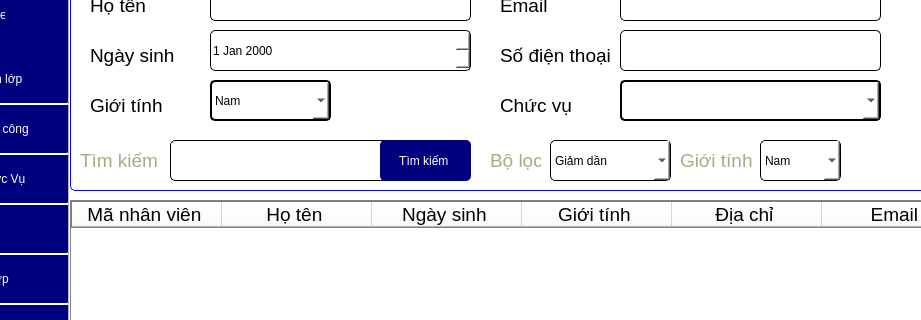
The window that GUI/TrangChu.ui (phuthuy44/Student--py) describes before a commit, drawn with Qt 5; both pictures show x 132 to 1053 and y 136 to 456 of the 1419 by 781 pixel window.
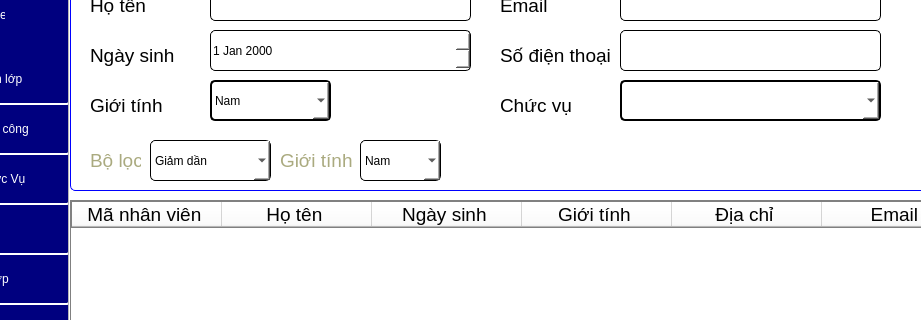
The same window after the commit.

Diff of the .ui file:
```diff
--- a/GUI/TrangChu.ui
+++ b/GUI/TrangChu.ui
@@ -3890,54 +3890,10 @@
 border:1px solid black;</string>
          </property>
         </widget>
-        <widget class="QLineEdit" name="lineEdit_40">
-         <property name="geometry">
-          <rect>
-           <x>100</x>
-           <y>250</y>
-           <width>231</width>
-           <height>41</height>
-          </rect>
-         </property>
-         <property name="styleSheet">
-          <string notr="true">QLineEdit{
-font: 16pt &quot;Tahoma&quot;;
-border-radius:5px;
-border: 1px solid black;
-}</string>
-         </property>
-        </widget>
-        <widget class="QPushButton" name="pushButton_45">
-         <property name="geometry">
-          <rect>
-           <x>310</x>
-           <y>250</y>
-           <width>91</width>
-           <height>41</height>
-          </rect>
-         </property>
-         <property name="styleSheet">
-          <string notr="true">QPushButton{
-background-color: rgb(0, 0, 127);
-color:white;
-	font: 14pt &quot;Tahoma&quot;;
-border-radius:5px;
-}
-QPushButton:hover{
-border:0.5px solid black;
-	background-color: yellow;
-color:black;
-	
-}</string>
-         </property>
-         <property name="text">
-          <string>Tìm kiếm </string>
-         </property>
-        </widget>
         <widget class="QComboBox" name="cboxSortNV">
          <property name="geometry">
           <rect>
-           <x>480</x>
+           <x>80</x>
            <y>250</y>
            <width>121</width>
            <height>41</height>
@@ -3962,32 +3918,10 @@
           </property>
          </item>
         </widget>
-        <widget class="QLabel" name="label_79">
-         <property name="geometry">
-          <rect>
-           <x>10</x>
-           <y>250</y>
-           <width>81</width>
-           <height>41</height>
-          </rect>
-         </property>
-         <property name="font">
-          <font>
-           <family>Tahoma</family>
-           <pointsize>14</pointsize>
-          </font>
-         </property>
-         <property name="styleSheet">
-          <string notr="true">color: rgb(170, 170, 127);</string>
-         </property>
-         <property name="text">
-          <string>Tìm kiếm </string>
-         </property>
-        </widget>
         <widget class="QLabel" name="label_80">
          <property name="geometry">
           <rect>
-           <x>420</x>
+           <x>20</x>
            <y>250</y>
            <width>51</width>
            <height>41</height>
@@ -4074,7 +4008,7 @@
         <widget class="QLabel" name="label_91">
          <property name="geometry">
           <rect>
-           <x>610</x>
+           <x>210</x>
            <y>250</y>
            <width>81</width>
            <height>41</height>
@@ -4096,7 +4030,7 @@
         <widget class="QComboBox" name="cboxGTofNV">
          <property name="geometry">
           <rect>
-           <x>690</x>
+           <x>290</x>
            <y>250</y>
            <width>81</width>
            <height>41</height>
```
